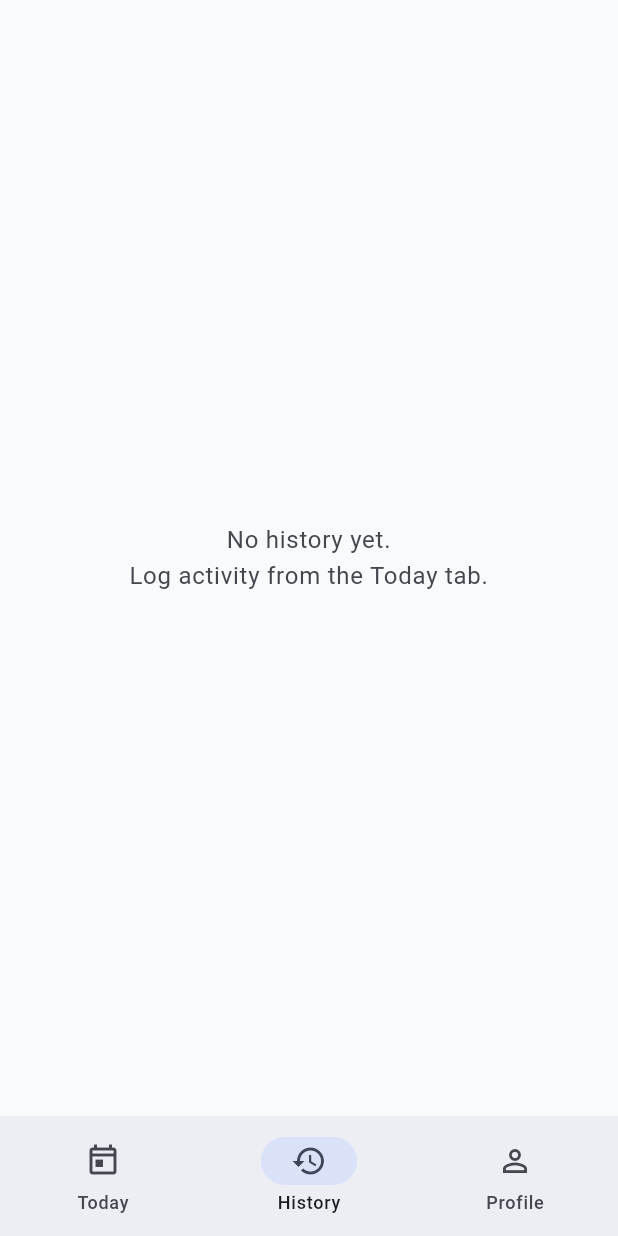
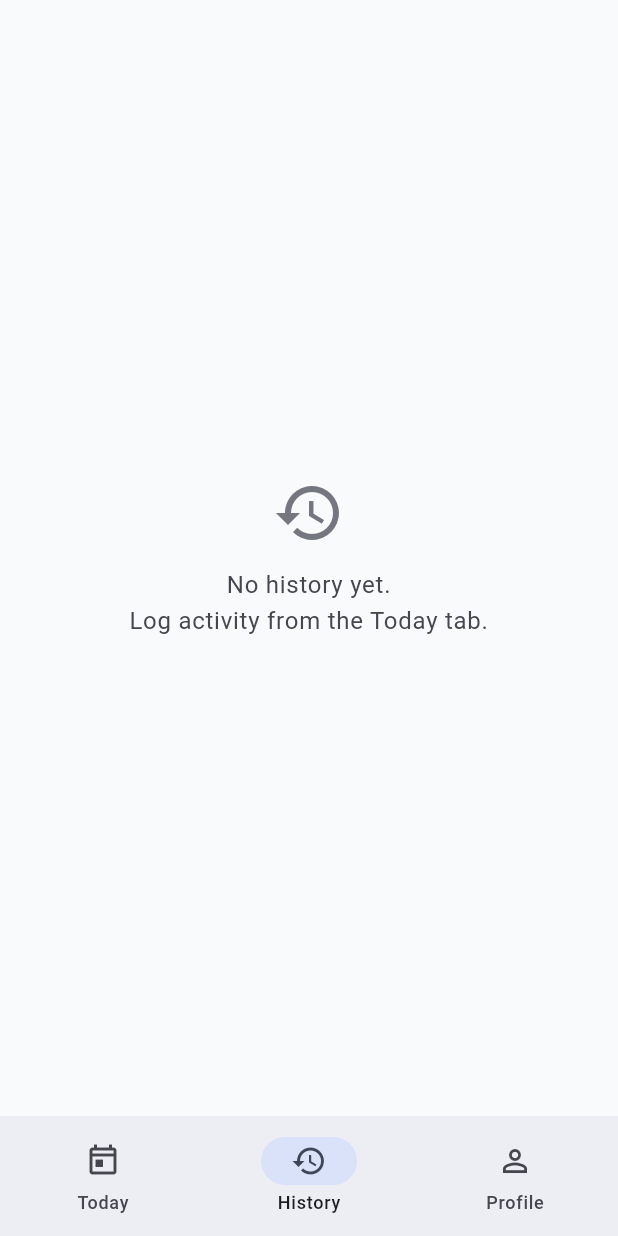
Before and after one commit to arjav1528/pukaar-ai-assignment, a Flutter app: the HomeShell screen opened by its route, item 2 of the bottom bar chosen, on a phone screen of 412 x 824 dp. Run offline on Flutter 3.47's test engine with Material 3 defaults, Android fonts, the phone set to English and light mode, and no system bars; our stand-ins replace cloud_firestore, firebase_auth, firebase_core, get, google_sign_in; accounts and stored records are empty; generated files the repository leaves out were written again.

Commit message:
feat(ui): add reusable loading/empty widgets and input validation
Co-authored-by: Cursor Agent <cursoragent@cursor.com>

```diff
--- a/lib/modules/auth/auth_controller.dart
+++ b/lib/modules/auth/auth_controller.dart
@@ -5,6 +5,7 @@ import 'package:get/get.dart';
 
 import 'package:pukaar/app/routes/app_routes.dart';
 import 'package:pukaar/data/services/auth_service.dart';
+import 'package:pukaar/shared/utils/snackbar_utils.dart';
 
 class AuthController extends GetxController {
   AuthController({required this.authService});
@@ -38,7 +39,7 @@ class AuthController extends GetxController {
     } on SignInCancelledException {
       // User closed the picker — no snackbar.
     } catch (e, _) {
-      Get.snackbar('Sign in failed', '$e');
+      showErrorSnack('$e');
     } finally {
       isLoading.value = false;
     }
@@ -51,7 +52,7 @@ class AuthController extends GetxController {
       await authService.signOut();
       Get.offAllNamed(AppRoutes.login);
     } catch (e, _) {
-      Get.snackbar('Sign out failed', '$e');
+      showErrorSnack('$e');
     } finally {
       isLoading.value = false;
     }
--- a/lib/modules/dashboard/dashboard_controller.dart
+++ b/lib/modules/dashboard/dashboard_controller.dart
@@ -7,6 +7,7 @@ import 'package:pukaar/data/models/metric_type.dart';
 import 'package:pukaar/data/services/firestore_service.dart';
 import 'package:pukaar/modules/dashboard/widgets/add_entry_sheet.dart';
 import 'package:pukaar/shared/utils/date_utils.dart';
+import 'package:pukaar/shared/utils/snackbar_utils.dart';
 
 class DashboardController extends GetxController {
   DashboardController({FirestoreService? firestore})
@@ -62,9 +63,9 @@ class DashboardController extends GetxController {
         dateKey: _todayKey,
         note: result.note,
       );
-      Get.snackbar('Saved', 'Your entry was added.');
+      showAppSnack('Saved', 'Your entry was added.');
     } catch (e, _) {
-      Get.snackbar('Could not save', '$e');
+      showErrorSnack('$e');
     }
   }
 }
--- a/lib/modules/history/day_detail_view.dart
+++ b/lib/modules/history/day_detail_view.dart
@@ -6,6 +6,8 @@ import 'package:pukaar/data/models/activity_entry.dart';
 import 'package:pukaar/data/models/metric_type.dart';
 import 'package:pukaar/data/services/firestore_service.dart';
 import 'package:pukaar/shared/utils/date_utils.dart';
+import 'package:pukaar/shared/utils/snackbar_utils.dart';
+import 'package:pukaar/shared/widgets/loading_indicator.dart';
 
 class DayDetailView extends StatelessWidget {
   const DayDetailView({super.key});
@@ -56,7 +58,7 @@ class DayDetailView extends StatelessWidget {
               stream: fs.streamEntriesForDateKey(dateKey),
               builder: (context, snap) {
                 if (snap.connectionState == ConnectionState.waiting && !snap.hasData) {
-                  return const Center(child: CircularProgressIndicator());
+                  return const CenteredLoading();
                 }
                 final list = snap.data ?? [];
                 if (list.isEmpty) {
@@ -80,7 +82,7 @@ class DayDetailView extends StatelessWidget {
                           await fs.deleteEntry(e.id);
                           return true;
                         } catch (err) {
-                          Get.snackbar('Could not delete', '$err');
+                          showErrorSnack('$err');
                           return false;
                         }
                       },
--- a/lib/modules/history/history_view.dart
+++ b/lib/modules/history/history_view.dart
@@ -5,6 +5,7 @@ import 'package:intl/intl.dart';
 import 'package:pukaar/app/routes/app_routes.dart';
 import 'package:pukaar/data/models/metric_type.dart';
 import 'package:pukaar/shared/utils/date_utils.dart';
+import 'package:pukaar/shared/widgets/empty_state.dart';
 
 import 'history_controller.dart';
 
@@ -40,15 +41,9 @@ class HistoryView extends GetView<HistoryController> {
       child: Obx(() {
         final days = controller.daysDescending();
         if (days.isEmpty) {
-          return Center(
-            child: Padding(
-              padding: const EdgeInsets.all(24),
-              child: Text(
-                'No history yet.\nLog activity from the Today tab.',
-                textAlign: TextAlign.center,
-                style: theme.textTheme.bodyLarge?.copyWith(color: theme.colorScheme.onSurfaceVariant),
-              ),
-            ),
+          return const EmptyState(
+            message: 'No history yet.\nLog activity from the Today tab.',
+            icon: Icons.history,
           );
         }
 
--- /dev/null
+++ b/lib/shared/widgets/empty_state.dart
@@ -0,0 +1,34 @@
+import 'package:flutter/material.dart';
+
+class EmptyState extends StatelessWidget {
+  const EmptyState({
+    super.key,
+    required this.message,
+    this.icon = Icons.inbox_outlined,
+  });
+
+  final String message;
+  final IconData icon;
+
+  @override
+  Widget build(BuildContext context) {
+    final theme = Theme.of(context);
+    return Center(
+      child: Padding(
+        padding: const EdgeInsets.all(24),
+        child: Column(
+          mainAxisSize: MainAxisSize.min,
+          children: [
+            Icon(icon, size: 48, color: theme.colorScheme.outline),
+            const SizedBox(height: 12),
+            Text(
+              message,
+              textAlign: TextAlign.center,
+              style: theme.textTheme.bodyLarge?.copyWith(color: theme.colorScheme.onSurfaceVariant),
+            ),
+          ],
+        ),
+      ),
+    );
+  }
+}
```
Also changed, not shown: lib/modules/dashboard/widgets/add_entry_sheet.dart (+7 -0 lines), lib/shared/utils/snackbar_utils.dart (added, +9 -0 lines), lib/shared/widgets/loading_indicator.dart (added, +10 -0 lines), 1 other file.
